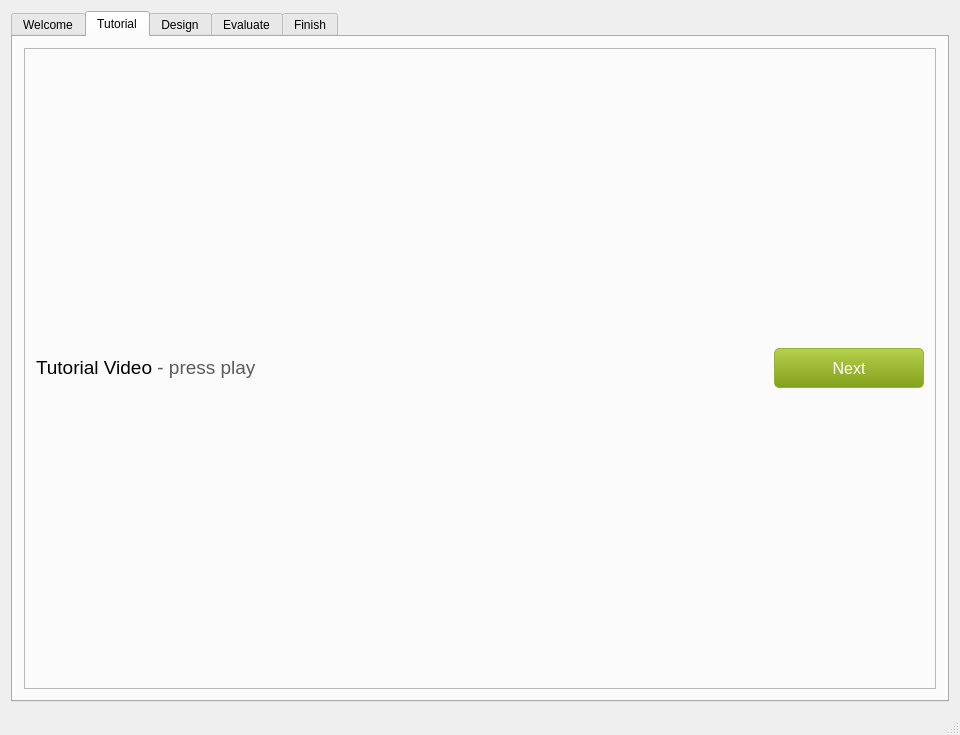
First picture: the form in UserStudyApp/userstudyMainWindow.ui, repository ialhashim/user-study-graphics, before the edit.
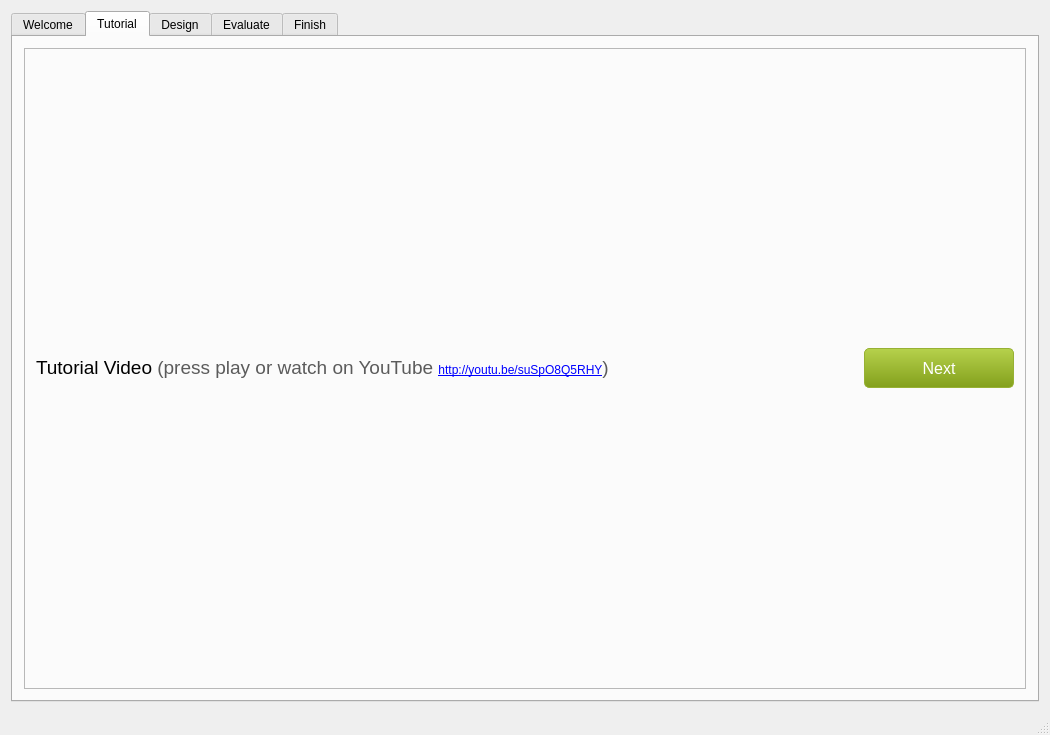
Second picture: the form after the edit. The open tabs and pages were chosen to show the change. Icons and pictures are not drawn.

```diff
--- a/UserStudyApp/userstudyMainWindow.ui
+++ b/UserStudyApp/userstudyMainWindow.ui
@@ -9,7 +9,7 @@
    <rect>
     <x>0</x>
     <y>0</y>
-    <width>960</width>
+    <width>1050</width>
     <height>720</height>
    </rect>
   </property>
@@ -257,7 +257,13 @@
            <item row="2" column="0">
             <widget class="QLabel" name="TutorialVideoLabel">
              <property name="text">
-              <string>&lt;html&gt;&lt;head/&gt;&lt;body&gt;&lt;p&gt;&lt;span style=&quot; font-size:14pt;&quot;&gt;Tutorial Video&lt;/span&gt;&lt;span style=&quot; font-size:14pt; color:#5b5b5b;&quot;&gt; - press play&lt;/span&gt;&lt;/p&gt;&lt;/body&gt;&lt;/html&gt;</string>
+              <string>&lt;html&gt;&lt;head/&gt;&lt;body&gt;&lt;p&gt;&lt;span style=&quot; font-size:14pt;&quot;&gt;Tutorial Video&lt;/span&gt;&lt;span style=&quot; font-size:14pt; color:#5b5b5b;&quot;&gt; (press play or watch on YouTube &lt;/span&gt;&lt;a href=&quot;http://youtu.be/suSpO8Q5RHY&quot;&gt;&lt;span style=&quot; text-decoration: underline; color:#0000ff;&quot;&gt;http://youtu.be/suSpO8Q5RHY&lt;/span&gt;&lt;/a&gt;&lt;span style=&quot; font-size:14pt; color:#5b5b5b;&quot;&gt;)&lt;/span&gt;&lt;/p&gt;&lt;/body&gt;&lt;/html&gt;</string>
+             </property>
+             <property name="textFormat">
+              <enum>Qt::RichText</enum>
+             </property>
+             <property name="openExternalLinks">
+              <bool>true</bool>
              </property>
             </widget>
            </item>
```
Left out of the diff: 5 changed lines with no effect on the pictures.
